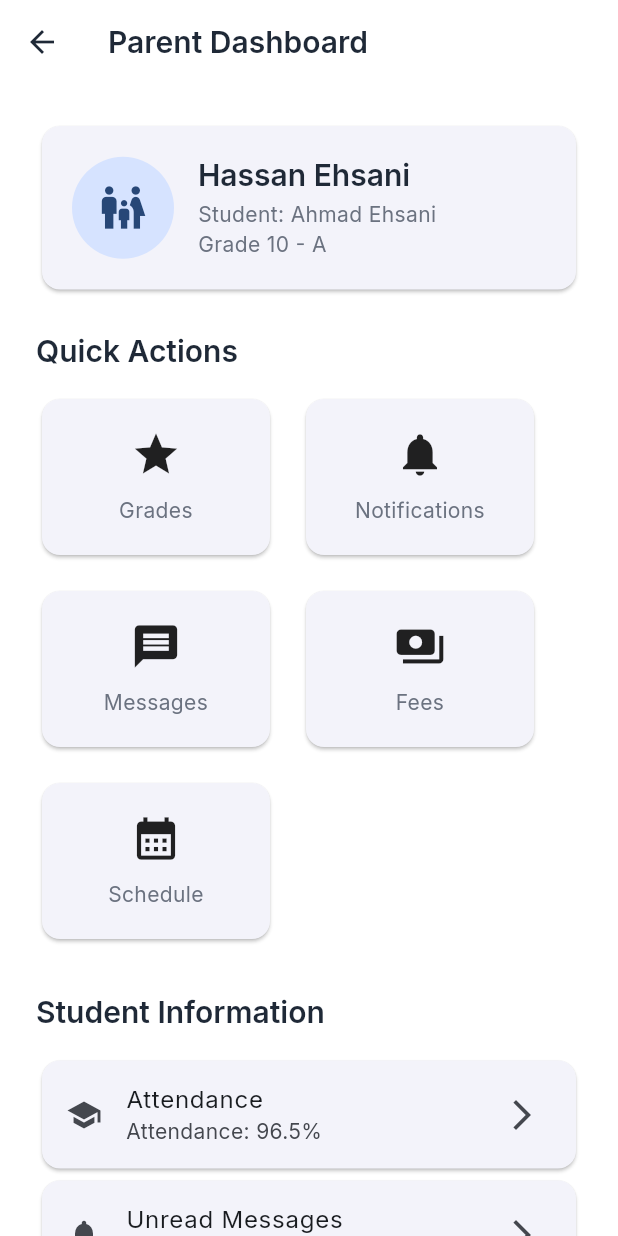
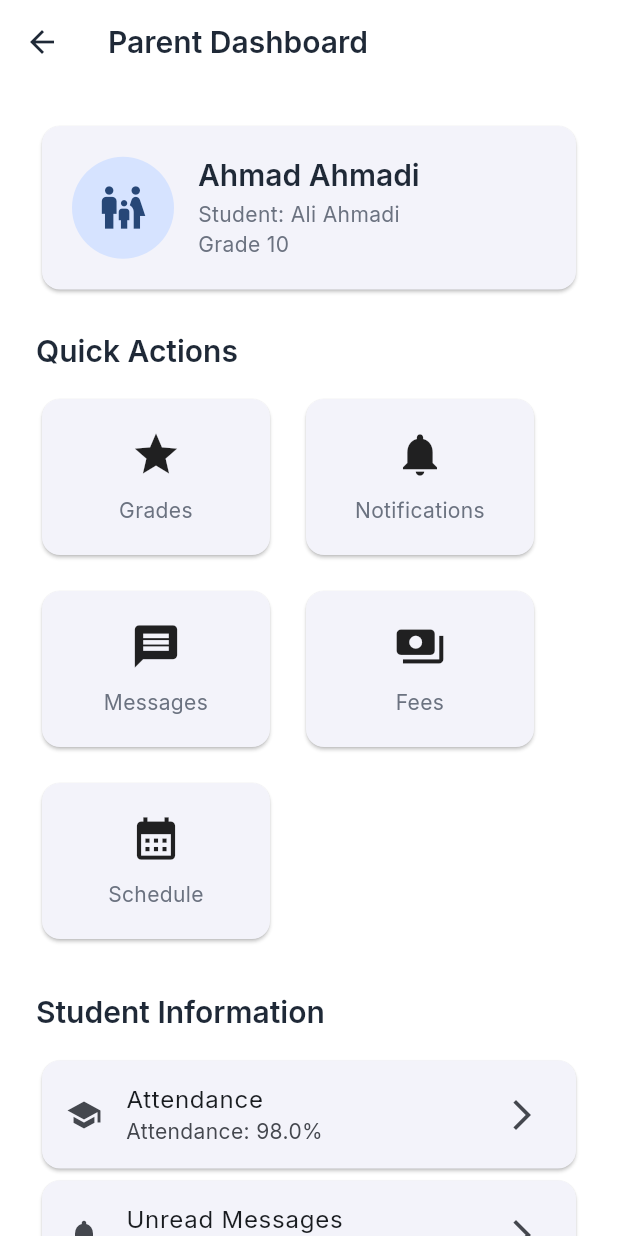
Before and after one commit to HassanEhsani/educore-platform, a Flutter app: the ParentDashboardPage screen opened by its route, on a phone screen of 412 x 824 dp. Run offline on Flutter 3.47's test engine with Material 3 defaults, Android fonts, the phone set to English and light mode, and no system bars; our stand-ins replace connectivity_plus, dio, flutter_riverpod, gap, go_router, google_fonts and 2 more; accounts and stored records are empty.

Commit message:
Implement role based dashboards for manager teacher student and parent

```diff
--- a/apps/mobile/lib/features/parent/data/fake_parent_data.dart
+++ b/apps/mobile/lib/features/parent/data/fake_parent_data.dart
@@ -1,9 +1,20 @@
 import '../domain/parent.dart';
+import '../domain/parent_dashboard_summary.dart';
 
-const demoParent = Parent(
-  name: 'Hassan Ehsani',
-  studentName: 'Ahmad Ehsani',
-  studentClass: 'Grade 10 - A',
-  attendance: 96.5,
-  unreadMessages: 5,
-);
+class FakeParentData {
+  static const Parent parent = Parent(
+    name: 'Ahmad Ahmadi',
+    studentName: 'Ali Ahmadi',
+    studentClass: 'Grade 10',
+    attendance: 98,
+    unreadMessages: 3,
+  );
+
+  static const ParentDashboardSummary summary = ParentDashboardSummary(
+    childrenCount: 1,
+    totalAssignments: 20,
+    completedAssignments: 18,
+    averageScore: 91.5,
+    attendanceRate: 98,
+  );
+}
--- /dev/null
+++ b/apps/mobile/lib/features/parent/domain/parent_dashboard_summary.dart
@@ -0,0 +1,15 @@
+class ParentDashboardSummary {
+  final int childrenCount;
+  final int totalAssignments;
+  final int completedAssignments;
+  final double averageScore;
+  final int attendanceRate;
+
+  const ParentDashboardSummary({
+    required this.childrenCount,
+    required this.totalAssignments,
+    required this.completedAssignments,
+    required this.averageScore,
+    required this.attendanceRate,
+  });
+}
--- a/apps/mobile/lib/features/parent/presentation/parent_dashboard_body.dart
+++ b/apps/mobile/lib/features/parent/presentation/parent_dashboard_body.dart
@@ -20,7 +20,7 @@ class ParentDashboardBody extends StatelessWidget {
         children: [
           GestureDetector(
             onTap: () => context.push('/profile'),
-            child: const ParentHeader(parent: demoParent),
+            child: ParentHeader(parent: FakeParentData.parent),
           ),
 
           const Gap(AppSpacing.lg),
@@ -89,14 +89,14 @@ class ParentDashboardBody extends StatelessWidget {
             icon: Icons.school,
             title: 'Attendance',
             subtitle:
-                'Attendance: ${demoParent.attendance.toStringAsFixed(1)}%',
+                'Attendance: ${FakeParentData.parent.attendance.toStringAsFixed(1)}%',
             onTap: () => context.push('/attendance'),
           ),
 
           ParentChildCard(
             icon: Icons.notifications,
             title: 'Unread Messages',
-            subtitle: '${demoParent.unreadMessages} new messages',
+            subtitle: '${FakeParentData.parent.unreadMessages} new messages',
             onTap: () => context.push('/messages'),
           ),
 
--- a/apps/mobile/lib/features/student/presentation/student_dashboard_body.dart
+++ b/apps/mobile/lib/features/student/presentation/student_dashboard_body.dart
@@ -20,7 +20,7 @@ class StudentDashboardBody extends StatelessWidget {
         children: [
           GestureDetector(
             onTap: () => context.push('/profile'),
-            child: const StudentHeader(student: demoStudent),
+            child: StudentHeader(student: FakeStudentData.student),
           ),
 
           const Gap(AppSpacing.lg),
--- a/apps/mobile/lib/features/teacher/presentation/teacher_dashboard_body.dart
+++ b/apps/mobile/lib/features/teacher/presentation/teacher_dashboard_body.dart
@@ -20,7 +20,7 @@ class TeacherDashboardBody extends StatelessWidget {
         children: [
           GestureDetector(
             onTap: () => context.push('/profile'),
-            child: const TeacherHeader(teacher: demoTeacher),
+            child: TeacherHeader(teacher: demoTeacher),
           ),
 
           const Gap(AppSpacing.lg),
```
Also changed, not shown: apps/mobile/lib/features/student/data/fake_student_data.dart (+17 -7 lines), apps/mobile/lib/features/student/domain/student_dashboard_summary.dart (added, +13 -0 lines), apps/mobile/lib/features/teacher/data/fake_teacher_data.dart (+5 -7 lines), apps/mobile/lib/features/teacher/domain/teacher.dart (+2 -6 lines), apps/mobile/lib/features/teacher/domain/teacher_dashboard_summary.dart (added, +13 -0 lines), apps/mobile/lib/features/teacher/presentation/widgets/dashboard_header.dart (added), apps/mobile/lib/features/teacher/presentation/widgets/dashboard_stat_card.dart (added), apps/mobile/lib/features/teacher/presentation/widgets/quick_action_card.dart (added), apps/mobile/lib/features/teacher/presentation/widgets/recent_classes_card.dart (added), apps/mobile/lib/features/teacher/presentation/widgets/today_schedule_card.dart (added).
